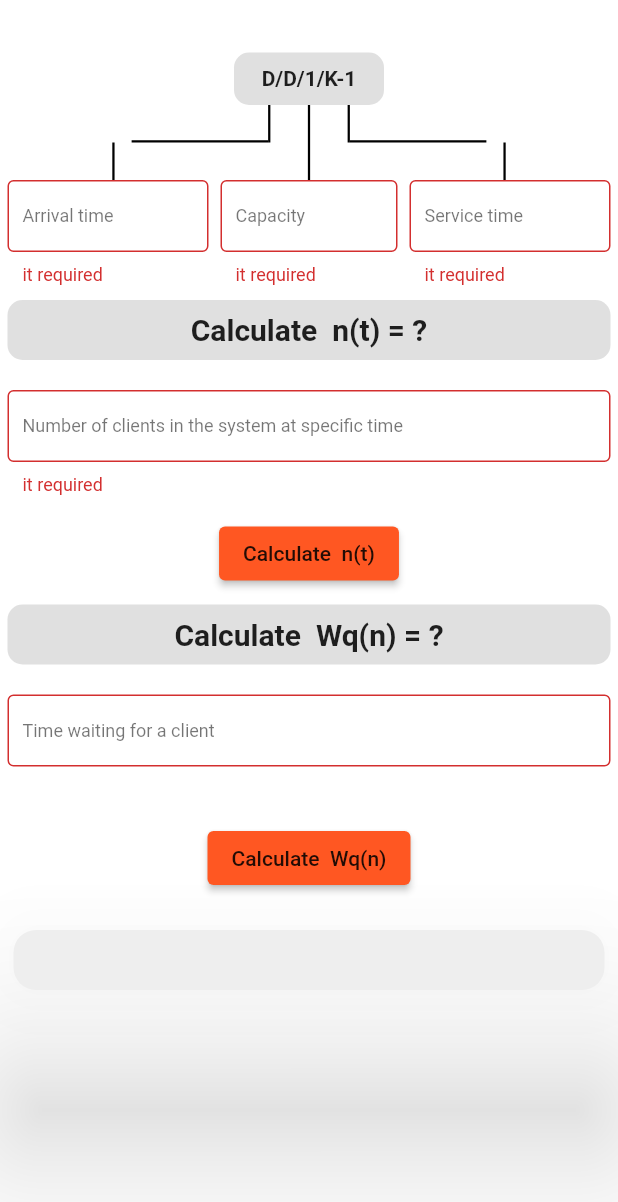
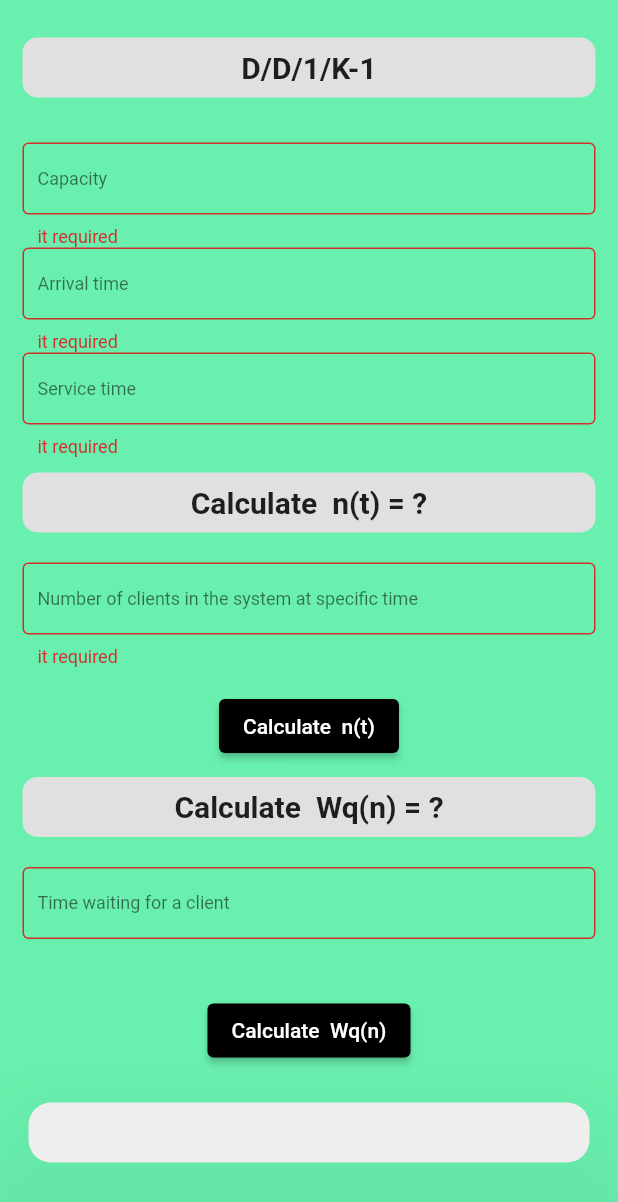
Before and after one commit to 3shmawi/Queuing-Theory, a Flutter app: the screen it shows after launch, after a tap on an icon or button, on a phone screen of 412 x 824 dp. Shown: the top 1202 px of the screen. Run offline on Flutter 3.47's test engine with Material 2 defaults, Android fonts, the phone set to English and light mode, and no system bars; our stand-ins replace flutter_bloc.

Commit message:
initial omar commit

```diff
--- a/lib/component/component.dart
+++ b/lib/component/component.dart
@@ -14,10 +14,13 @@ class DefaultElevatedButton extends StatelessWidget {
   Widget build(BuildContext context) {
     return Center(
       child: ElevatedButton(
+        style: ButtonStyle(
+          backgroundColor: MaterialStateProperty.all(Colors. black),
+        ),
         onPressed: onPressed,
         child: Text(
           title,
-          style: Theme.of(context).textTheme.button,
+          style: Theme.of(context).textTheme.button!.copyWith(color: Colors.white),
         ),
       ),
     );
--- a/lib/home/home_screen.dart
+++ b/lib/home/home_screen.dart
@@ -20,75 +20,24 @@ class HomeScreen extends StatelessWidget {
     var formKey = GlobalKey<FormState>();
     return SafeArea(
       child: Scaffold(
-        backgroundColor: Colors.white,
+        backgroundColor: Colors.greenAccent,
         extendBodyBehindAppBar: true,
         body: SingleChildScrollView(
-          physics: const BouncingScrollPhysics(),
           child: Form(
             key: formKey,
             child: Padding(
-              padding: const EdgeInsets.all(5.0),
+              padding: const EdgeInsets.all(15.0),
               child: Column(
                 children: [
+
+                  const DefaultHeadLine(
+                    text: 'D/D/1/K-1',
+                  ),
                   const SizedBox(
-                    height: 30,
+                    height: 10,
                   ),
-                  Container(
-                    height: 35,
-                    width: 100,
-                    decoration: BoxDecoration(
-                      color: Colors.grey[300],
-                      borderRadius: BorderRadius.circular(10),
-                    ),
-                    child: const Center(
-                      child: Text(
-                        'D/D/1/K-1',
-                        style: TextStyle(
-                          fontWeight: FontWeight.bold,
-                        ),
-                      ),
-                    ),
-                  ),
-                  dashLines(),
-                  Row(
-                    children: [
-                      Expanded(
-                        child: DefaultTextForm(
-                           onChange: (v){
-
-                    },
-                          validator: (value) {
-                            for (int i = 0; i < value!.length; i++) {
-                              if (value[i] != '0' &&
-                                  value[i] != '1' &&
-                                  value[i] != '2' &&
-                                  value[i] != '3' &&
-                                  value[i] != '4' &&
-                                  value[i] != '5' &&
-                                  value[i] != '6' &&
-                                  value[i] != '7' &&
-                                  value[i] != '8' &&
-                                  value[i] != '9' &&
-                                  value[i] != '.') return 'it must be valid';
-                            }
-                            if (value.isEmpty) return 'it required';
-                            return null;
-                          },
-                          textEditingController: arrivalTimeController,
-                          suffix: Text(
-                            '1/λ',
-                            style: Theme.of(context).textTheme.caption,
-                          ),
-                          label: 'Arrival time ',
-                        ),
-                      ),
-                      Expanded(
-                        child: Padding(
-                          padding: const EdgeInsets.symmetric(horizontal: 8.0),
-                          child: DefaultTextForm(
-                             onChange: (v){
-
-                    },
+                  DefaultTextForm(
+                    onChange: (v) {},
                     validator: (value) {
                       for (int i = 0; i < value!.length; i++) {
                         if (value[i] != '0' &&
@@ -114,13 +63,34 @@ class HomeScreen extends StatelessWidget {
                     ),
                     label: 'Capacity',
                   ),
+                  DefaultTextForm(
+                    onChange: (v) {},
+                    validator: (value) {
+                      for (int i = 0; i < value!.length; i++) {
+                        if (value[i] != '0' &&
+                            value[i] != '1' &&
+                            value[i] != '2' &&
+                            value[i] != '3' &&
+                            value[i] != '4' &&
+                            value[i] != '5' &&
+                            value[i] != '6' &&
+                            value[i] != '7' &&
+                            value[i] != '8' &&
+                            value[i] != '9' &&
+                            value[i] != '.') return 'it must be valid';
+                      }
+                      if (value.isEmpty) return 'it required';
+                      return null;
+                    },
+                    textEditingController: arrivalTimeController,
+                    suffix: Text(
+                      '1/λ',
+                      style: Theme.of(context).textTheme.caption,
                     ),
+                    label: 'Arrival time ',
                   ),
-                      Expanded(
-                        child: DefaultTextForm(
-                           onChange: (v){
-
-                    },
+                  DefaultTextForm(
+                    onChange: (v) {},
                     validator: (value) {
                       for (int i = 0; i < value!.length; i++) {
                         if (value[i] != '0' &&
@@ -145,17 +115,14 @@ class HomeScreen extends StatelessWidget {
                     ),
                     label: 'Service time ',
                   ),
-                      ),
-                    ],
-                  ),
                   const DefaultHeadLine(
                     text: 'Calculate  n(t) = ?',
                   ),
                   BlocBuilder<LogicCubit, LogicState>(
                     builder: (context, state) {
                       var cubit = context.read<LogicCubit>();
-                      return  DefaultTextForm(
-                     onChange: (v){
+                      return DefaultTextForm(
+                        onChange: (v) {
                           cubit.changeN(v);
                         },
                         validator: (value) {
@@ -180,7 +147,8 @@ class HomeScreen extends StatelessWidget {
                           't  ',
                           style: Theme.of(context).textTheme.titleLarge,
                         ),
-                    label: 'Number of clients in the system at specific time',
+                        label:
+                            'Number of clients in the system at specific time',
                       );
                     },
                   ),
@@ -212,11 +180,11 @@ class HomeScreen extends StatelessWidget {
                     builder: (context, state) {
                       var cubit = context.read<LogicCubit>();
                       return DefaultTextForm(
-                     onChange: (v){
+                        onChange: (v) {
                           cubit.changeW(v);
                         },
+                        validator: (value) {
 
-                    validator: (value) {
                           for (int i = 0; i < value!.length; i++) {
                             if (value[i] != '0' &&
                                 value[i] != '1' &&
```
Lines whose indentation alone changed are shown as unchanged.
